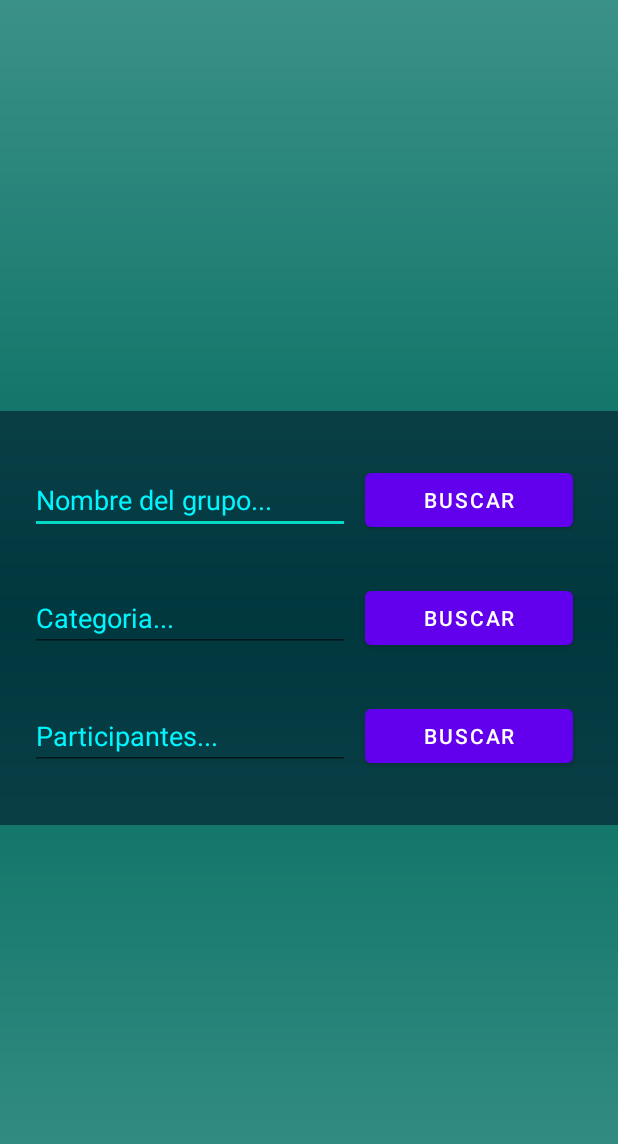
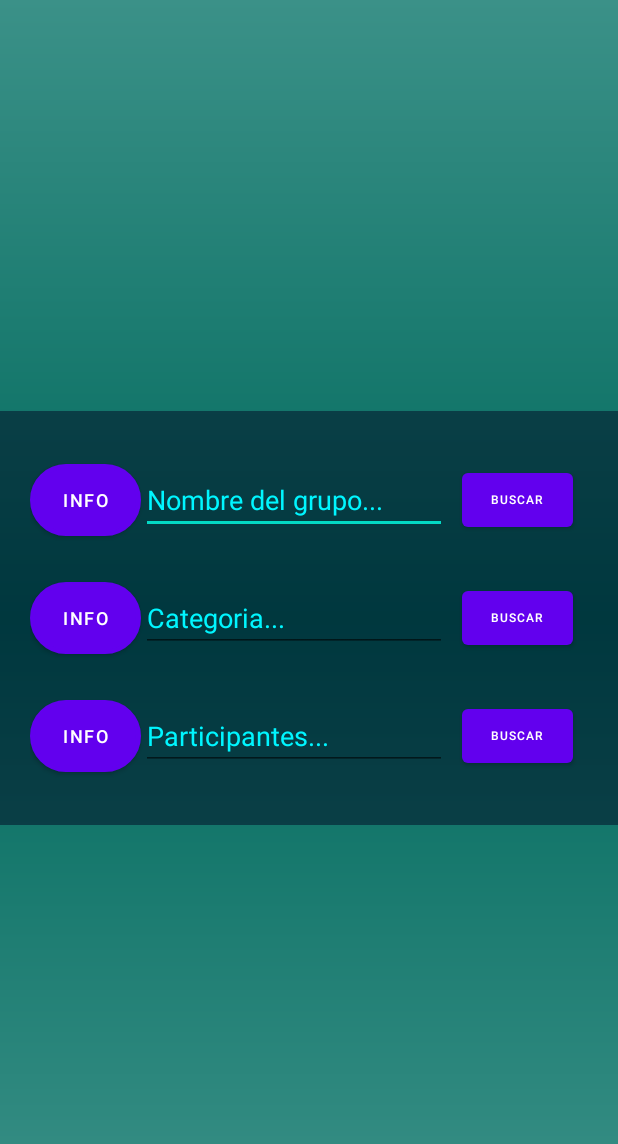
Before and after one commit to dmijtut969/MeetSeries, an Android app: the layout fragment_buscar_grupo.xml on its own in the app's theme, with its tools: preview values and no code run, on a phone screen of 412 x 824 dp. Shown: the top 1144 px of the screen. Run offline under Robolectric (Android 15) with nearby library versions, the phone set to English and light mode, and no system bars.

Commit message:
Un poco mas bonita y botones info (tambien add lottiflies y splash )

```diff
--- a/app/build.gradle
+++ b/app/build.gradle
@@ -74,6 +74,9 @@ dependencies {
     // For control over item selection of both touch and mouse driven selection
     implementation("androidx.recyclerview:recyclerview-selection:1.1.0")
 
+    //Lottiefiles
+    def lottieVersion = "4.2.2"
+    implementation "com.airbnb.android:lottie:$lottieVersion"
 }
 
 apply plugin: 'com.google.gms.google-services'
--- a/app/src/main/java/com/danielmijens/loginapp/AdapterBusqueda.kt
+++ b/app/src/main/java/com/danielmijens/loginapp/AdapterBusqueda.kt
@@ -25,7 +25,7 @@ class AdapterBusqueda(var binding: FragmentBusquedaBinding
     override fun onBindViewHolder(holder: AdapterBusquedaViewHolder, position: Int) {
         val grupo : Grupo = listaGruposBusqueda[position]
         holder.binding.nombreItemGrupoTextView.text = grupo.nombreGrupo
-        holder.binding.logoDelGrupoImageView.setImageResource(0)
+        holder.binding.categoriaItemGrupoTextView.text = grupo.categoriaGrupo
 
         holder.binding.itemGrupoLinearLayout.setOnLongClickListener() {
             showDialogAlertSimple(grupo)
--- a/app/src/main/java/com/danielmijens/loginapp/AdapterMisGrupos.kt
+++ b/app/src/main/java/com/danielmijens/loginapp/AdapterMisGrupos.kt
@@ -25,7 +25,7 @@ class AdapterMisGrupos(var binding: FragmentMisGruposBinding
     override fun onBindViewHolder(holder: AdapterMisGruposViewHolder, position: Int) {
         val grupo : Grupo = listaGrupos[position]
         holder.binding.nombreItemGrupoTextView.text = grupo.nombreGrupo
-        holder.binding.logoDelGrupoImageView.setImageResource(0)
+        holder.binding.categoriaItemGrupoTextView.text = grupo.categoriaGrupo
 
         holder.binding.itemGrupoLinearLayout.setOnLongClickListener() {
             showDialogAlertSimple(grupo)
--- a/app/src/main/java/com/danielmijens/loginapp/AuthActivity.kt
+++ b/app/src/main/java/com/danielmijens/loginapp/AuthActivity.kt
@@ -135,7 +135,7 @@ class AuthActivity : AppCompatActivity() {
         ).addOnCompleteListener { task ->
             if (task.isSuccessful) {
                 Snackbar.make(binding.root, "Se ha registrado el usuario", Snackbar.LENGTH_SHORT).show()
-            }else {
+            }else{
                 Snackbar.make(binding.root, "No se ha podido registrar el usuario", Snackbar.LENGTH_SHORT).show()
             }
         }
--- a/app/src/main/java/com/danielmijens/loginapp/Grupo.kt
+++ b/app/src/main/java/com/danielmijens/loginapp/Grupo.kt
@@ -2,4 +2,4 @@ package com.danielmijens.loginapp
 
 import java.io.Serializable
 
-data class Grupo(val nombreGrupo : String ?= null, val fotoGrupo : Int ?= null ) : Serializable
+data class Grupo(val nombreGrupo : String ?= null,val categoriaGrupo : String ?= null, val fotoGrupo : Int ?= null ) : Serializable
--- /dev/null
+++ b/app/src/main/res/drawable/boton_circular.xml
@@ -0,0 +1,14 @@
+<?xml version="1.0" encoding="utf-8"?>
+<selector xmlns:android="http://schemas.android.com/apk/res/android" >
+    <item >
+        <shape android:shape="rectangle"  >
+            <corners android:radius="50dip" />
+            <stroke android:width="3dip" android:color="#ffffff" />
+            <solid android:color="#0074BD" />
+            <margin android:top="5dp"
+                android:bottom="5dp"
+                android:left="5dp"
+                android:right="5dp"></margin>
+        </shape>
+    </item>
+</selector>
--- a/app/src/main/res/drawable/splashscreen.xml
+++ b/app/src/main/res/drawable/splashscreen.xml
@@ -1,6 +1,6 @@
 <?xml version="1.0" encoding="utf-8"?>
 <layer-list xmlns:android="http://schemas.android.com/apk/res/android">
-    <item android:drawable="@color/backgroundApp"/>
+    <item android:drawable="@drawable/fondo_gradiante"/>
     <item>
         <bitmap android:src="@drawable/splash"
             android:gravity="center"/>
--- a/app/src/main/res/layout/fragment_buscar_grupo.xml
+++ b/app/src/main/res/layout/fragment_buscar_grupo.xml
@@ -33,10 +33,21 @@
                 android:paddingTop="5dp"
                 android:paddingBottom="5dp">
 
+                <Button
+                    android:id="@+id/buttonInfo1"
+                    android:layout_width="wrap_content"
+                    android:layout_height="wrap_content"
+                    android:layout_weight="3"
+                    android:background="@drawable/boton_circular"
+                    android:text="Info"
+                    android:textColor="@color/white"
+                    android:textSize="12sp" />
+
                 <EditText
                     android:id="@+id/editTextBusquedaNombreGrupo"
                     android:layout_width="wrap_content"
                     android:layout_height="wrap_content"
+                    android:layout_weight="2"
                     android:ems="10"
                     android:hint="Nombre del grupo..."
                     android:inputType="textPersonName"
@@ -47,8 +58,9 @@
                     android:layout_width="wrap_content"
                     android:layout_height="wrap_content"
                     android:layout_margin="10dp"
-                    android:layout_weight="1"
-                    android:text="Buscar" />
+                    android:layout_weight="3"
+                    android:text="Buscar"
+                    android:textSize="8sp" />
 
             </LinearLayout>
 
@@ -60,10 +72,21 @@
                 android:paddingTop="5dp"
                 android:paddingBottom="5dp">
 
+                <Button
+                    android:id="@+id/buttonInfo2"
+                    android:layout_width="wrap_content"
+                    android:layout_height="wrap_content"
+                    android:layout_weight="3"
+                    android:background="@drawable/boton_circular"
+                    android:text="Info"
+                    android:textColor="@color/white"
+                    android:textSize="12sp" />
+
                 <EditText
                     android:id="@+id/editTextBusquedaCategoria"
                     android:layout_width="wrap_content"
                     android:layout_height="wrap_content"
+                    android:layout_weight="2"
                     android:ems="10"
                     android:hint="Categoria..."
                     android:inputType="textPersonName"
@@ -74,8 +97,9 @@
                     android:layout_width="wrap_content"
                     android:layout_height="wrap_content"
                     android:layout_margin="10dp"
-                    android:layout_weight="1"
-                    android:text="Buscar" />
+                    android:layout_weight="3"
+                    android:text="Buscar"
+                    android:textSize="8sp" />
             </LinearLayout>
 
             <LinearLayout
@@ -86,10 +110,21 @@
                 android:paddingTop="5dp"
                 android:paddingBottom="5dp">
 
+                <Button
+                    android:id="@+id/buttonInfo3"
+                    android:layout_width="wrap_content"
+                    android:layout_height="wrap_content"
+                    android:layout_weight="3"
+                    android:background="@drawable/boton_circular"
+                    android:text="Info"
+                    android:textColor="@color/white"
+                    android:textSize="12sp" />
+
                 <EditText
                     android:id="@+id/editTextBusquedaParticipantes"
                     android:layout_width="wrap_content"
                     android:layout_height="wrap_content"
+                    android:layout_weight="2"
                     android:ems="10"
                     android:hint="Participantes..."
                     android:inputType="textPersonName"
@@ -100,8 +135,9 @@
                     android:layout_width="wrap_content"
                     android:layout_height="wrap_content"
                     android:layout_margin="10dp"
-                    android:layout_weight="1"
-                    android:text="Buscar" />
+                    android:layout_weight="3"
+                    android:text="Buscar"
+                    android:textSize="8sp" />
             </LinearLayout>
 
         </LinearLayout>
--- a/app/src/main/res/layout/fragment_mis_grupos.xml
+++ b/app/src/main/res/layout/fragment_mis_grupos.xml
@@ -3,10 +3,12 @@
     xmlns:tools="http://schemas.android.com/tools"
     android:layout_width="match_parent"
     android:layout_height="match_parent"
+    xmlns:app="http://schemas.android.com/apk/res-auto"
     tools:context=".MisGruposFragment">
 
     <androidx.recyclerview.widget.RecyclerView
         android:id="@+id/misGruposRecyclerView"
         android:layout_width="match_parent"
         android:layout_height="wrap_content" />
+
 </FrameLayout>
--- a/app/src/main/res/menu/activity_main_drawer.xml
+++ b/app/src/main/res/menu/activity_main_drawer.xml
@@ -4,6 +4,8 @@
     tools:showIn="navigation_view">
 
     <group android:checkableBehavior="single">
+        <item android:title="Grupos">
+            <menu>
                 <item
                     android:id="@+id/nav_mis_grupos"
                     android:icon="@drawable/ic_menu_camera"
@@ -16,9 +18,11 @@
                     android:id="@+id/nav_crear_grupo"
                     android:icon="@drawable/ic_menu_slideshow"
                     android:title="@string/menu_crear_grupo" />
+            </menu>
+        </item>
     </group>
 
-    <item android:title="menu">
+    <item android:title="Datos del usuario">
         <menu>
             <item
                 android:id="@+id/nav_verDatosUsuario"
```
Also changed, not shown: app/src/main/java/com/danielmijens/loginapp/BuscarGrupoFragment.kt (+28 -1 lines), app/src/main/res/drawable/fondo_gradiante_blanca.xml (added, +12 -0 lines), app/src/main/res/layout/item_grupo.xml (+23 -3 lines), app/src/main/res/layout/nav_header_main.xml (+11 -7 lines), app/src/main/res/raw/animacion_among_us.json (added, +1 -0 lines), app/src/main/res/raw/animacion_item_grupo.json (added, +1 -0 lines), app/src/main/res/drawable/splash.png. Lines whose indentation alone changed are shown as unchanged.
